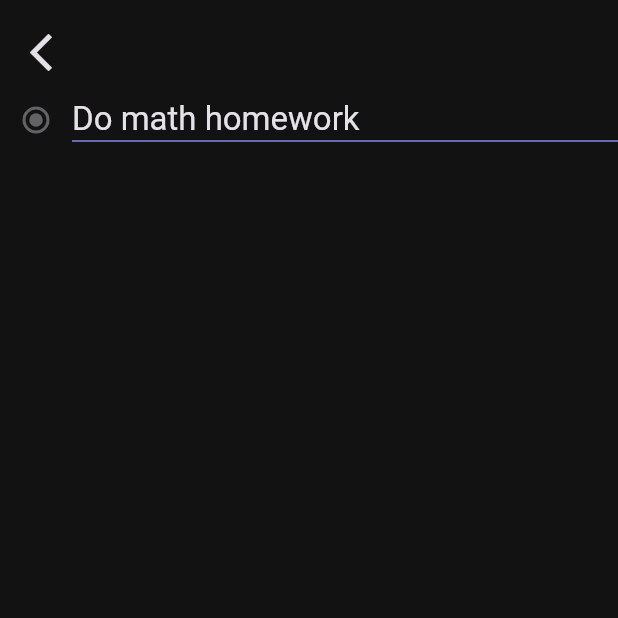
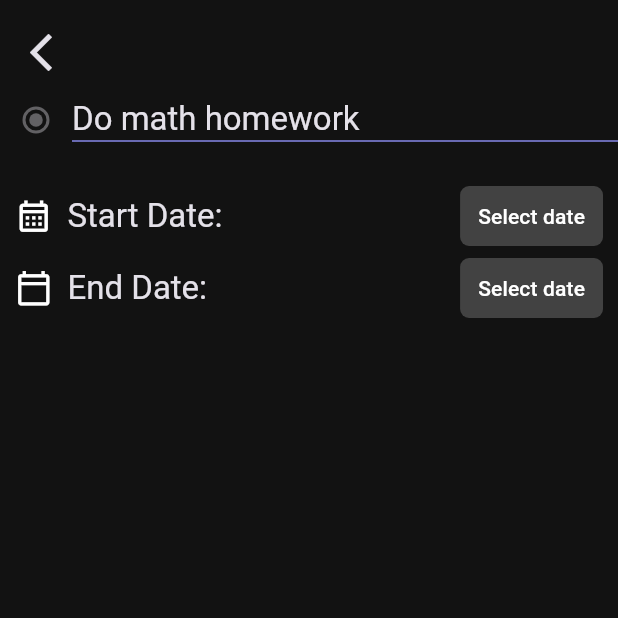
Before and after one commit to MajidiyM/todoListApp, a Flutter app: the DetailedTaskScreen screen opened by its route, on a phone screen of 412 x 824 dp, the top half of it. Run offline on Flutter 3.47's test engine with Material 3 defaults, Android fonts, the phone set to English and light mode, and no system bars; our stand-ins replace auto_route, syncfusion_flutter_datepicker.

Commit message:
[+] DatePicker
Добавлен Start Date & End Date

```diff
--- a/lib/screens/detailed_task_screen/view/detailed_task_screen.dart
+++ b/lib/screens/detailed_task_screen/view/detailed_task_screen.dart
@@ -1,9 +1,21 @@
 import 'package:auto_route/annotations.dart';
 import 'package:flutter/material.dart';
+import 'package:intl/intl.dart';
+import 'package:syncfusion_flutter_datepicker/datepicker.dart';
+
+import '../widgets/widgets.dart';
 
 @RoutePage()
-class DetailedTaskScreen extends StatelessWidget {
+class DetailedTaskScreen extends StatefulWidget {
   const DetailedTaskScreen({super.key});
+
+  @override
+  _DetailedTaskScreenState createState() => _DetailedTaskScreenState();
+}
+
+class _DetailedTaskScreenState extends State<DetailedTaskScreen> {
+  DateTime? _startDate;
+  DateTime? _endDate;
 
   @override
   Widget build(BuildContext context) {
@@ -24,15 +36,13 @@ class DetailedTaskScreen extends StatelessWidget {
                 ),
               ),
             ),
+            // Task text
             SliverToBoxAdapter(
               child: Row(
                 children: [
                   Radio(value: null, groupValue: null, onChanged: null),
                   Expanded(
-                    child: Column(
-                      crossAxisAlignment: CrossAxisAlignment.start,
-                      children: [
-                        Container(
+                    child: Container(
                       decoration: BoxDecoration(
                         border: Border(
                           bottom: BorderSide(
@@ -43,10 +53,68 @@ class DetailedTaskScreen extends StatelessWidget {
                       ),
                       child: TaskContent(),
                     ),
+                  ),
                 ],
               ),
             ),
+            // SizedBox
+            SliverToBoxAdapter(
+              child: SizedBox(
+                height: 16.0,
+              ),
+            ),
+            // Start Date
+            SliverToBoxAdapter(
+              child: Padding(
+                padding: const EdgeInsets.symmetric(horizontal: 10),
+                child: Row(
+                  mainAxisAlignment: MainAxisAlignment.start,
+                  children: [
+                    Icon(
+                      Icons.calendar_month_outlined,
+                      size: 25,
+                    ),
+                    SizedBox(
+                      width: 10,
+                    ),
+                    Text(
+                      "Start Date:",
+                      style: theme.textTheme.titleLarge,
+                    ),
+                    Spacer(),
+                    DatePickerButton(
+                      displayText: _formatDate(_startDate),
+                      onPressed: () => _showDateRangePicker(context),
+                    ),
                   ],
+                ),
+              ),
+            ),
+            // End Date
+            SliverToBoxAdapter(
+              child: Padding(
+                padding: const EdgeInsets.symmetric(horizontal: 10.0),
+                child: Row(
+                  mainAxisAlignment: MainAxisAlignment.start,
+                  children: [
+                    Icon(
+                      Icons.calendar_today_outlined,
+                      size: 25,
+                    ),
+                    SizedBox(
+                      width: 10,
+                    ),
+                    Text(
+                      "End Date:",
+                      style: theme.textTheme.titleLarge,
+                    ),
+                    Spacer(),
+                    DatePickerButton(
+                      displayText: _formatDate(_endDate),
+                      onPressed: () => _showDateRangePicker(context),
+                    ),
+                  ],
+                ),
               ),
             ),
           ],
@@ -54,76 +122,41 @@ class DetailedTaskScreen extends StatelessWidget {
       ),
     );
   }
-}
 
-class TaskContent extends StatefulWidget {
-  TaskContent({super.key});
-
-  @override
-  State<TaskContent> createState() => _TaskContentState();
-}
-
-class _TaskContentState extends State<TaskContent> {
-  bool isTaskEditing = false;
-
-  final TextEditingController _taskController =
-      TextEditingController(text: "Do math homework");
-
-  final FocusNode _focusNode = FocusNode();
-
-  @override
-  void initState() {
-    _focusNode.addListener(() {
-      if (!_focusNode.hasFocus) {
+  Future<void> _showDateRangePicker(BuildContext context) async {
+    final theme = Theme.of(context);
+    await showDialog(
+      context: context,
+      builder: (context) => AlertDialog(
+        backgroundColor: Color(0xFF2f2d38),
+        title: Text("Select Start and End Dates"),
+        content: SizedBox(
+          height: 300,
+          width: 350,
+          child: SfDateRangePicker(
+            selectionMode: DateRangePickerSelectionMode.range,
+            onSelectionChanged: (DateRangePickerSelectionChangedArgs args) {
+              if (args.value is PickerDateRange) {
                 setState(() {
-          isTaskEditing = false;
+                  _startDate = args.value.startDate;
+                  _endDate = args.value.endDate;
                 });
               }
-    });
-    super.initState();
-  }
-
-  @override
-  void dispose() {
-    _taskController.dispose();
-    _focusNode.dispose();
-    super.dispose();
-  }
-
-  @override
-  Widget build(BuildContext context) {
-    final theme = Theme.of(context);
-    return GestureDetector(
-      onTap: () {
-        setState(() {
-          isTaskEditing = true;
-        });
-        _focusNode.requestFocus();
             },
-      child: isTaskEditing
-          ? TextField(
-              decoration: InputDecoration(
-                hintText: "Write task",
-                border: InputBorder.none,
+            showActionButtons: true,
+            onSubmit: (Object? val) {
+              Navigator.pop(context);
+            },
+            onCancel: () {
+              Navigator.pop(context);
+            },
           ),
-              focusNode: _focusNode,
-              style: theme.textTheme.titleLarge,
-              controller: _taskController,
-              keyboardType: TextInputType.multiline,
-              maxLines: null,
-              onSubmitted: (_) {
-                setState(() {
-                  isTaskEditing = false;
-                });
-              },
-            )
-          : Container(
-              width: double.infinity,
-              child: Text(
-                _taskController.text,
-                style: theme.textTheme.titleLarge,
         ),
       ),
     );
   }
+
+  String _formatDate(DateTime? date) {
+    return date != null ? DateFormat('dd/MM/yyyy').format(date) : "Select date";
   }
+}
--- /dev/null
+++ b/lib/screens/detailed_task_screen/widgets/datepicker_button.dart
@@ -0,0 +1,35 @@
+import 'package:flutter/material.dart';
+
+class DatePickerButton extends StatefulWidget {
+  final String displayText;
+  final VoidCallback onPressed;
+
+  const DatePickerButton({
+    Key? key,
+    required this.displayText,
+    required this.onPressed,
+  }) : super(key: key);
+
+  @override
+  State<DatePickerButton> createState() => _DatePickerButtonState();
+}
+
+class _DatePickerButtonState extends State<DatePickerButton> {
+  @override
+  Widget build(BuildContext context) {
+    return TextButton(
+      onPressed: widget.onPressed,
+      style: TextButton.styleFrom(
+        backgroundColor: Colors.grey[800],
+        padding: EdgeInsets.symmetric(horizontal: 12, vertical: 8),
+        shape: RoundedRectangleBorder(
+          borderRadius: BorderRadius.circular(6),
+        ),
+      ),
+      child: Text(
+        widget.displayText,
+        style: TextStyle(color: Colors.white),
+      ),
+    );
+  }
+}
--- /dev/null
+++ b/lib/screens/detailed_task_screen/widgets/task_content.dart
@@ -0,0 +1,73 @@
+import 'package:flutter/material.dart';
+
+class TaskContent extends StatefulWidget {
+  TaskContent({super.key});
+
+  @override
+  State<TaskContent> createState() => _TaskContentState();
+}
+
+class _TaskContentState extends State<TaskContent> {
+  bool isTaskEditing = false;
+
+  final TextEditingController _taskController =
+      TextEditingController(text: "Do math homework");
+
+  final FocusNode _focusNode = FocusNode();
+
+  @override
+  void initState() {
+    _focusNode.addListener(() {
+      if (!_focusNode.hasFocus) {
+        setState(() {
+          isTaskEditing = false;
+        });
+      }
+    });
+    super.initState();
+  }
+
+  @override
+  void dispose() {
+    _taskController.dispose();
+    _focusNode.dispose();
+    super.dispose();
+  }
+
+  @override
+  Widget build(BuildContext context) {
+    final theme = Theme.of(context);
+    return GestureDetector(
+      onTap: () {
+        setState(() {
+          isTaskEditing = true;
+        });
+        _focusNode.requestFocus();
+      },
+      child: isTaskEditing
+          ? TextField(
+              decoration: InputDecoration(
+                hintText: "Write task",
+                border: InputBorder.none,
+              ),
+              focusNode: _focusNode,
+              style: theme.textTheme.titleLarge,
+              controller: _taskController,
+              keyboardType: TextInputType.multiline,
+              maxLines: null,
+              onSubmitted: (_) {
+                setState(() {
+                  isTaskEditing = false;
+                });
+              },
+            )
+          : Container(
+              width: double.infinity,
+              child: Text(
+                _taskController.text,
+                style: theme.textTheme.titleLarge,
+              ),
+            ),
+    );
+  }
+}
--- /dev/null
+++ b/lib/screens/detailed_task_screen/widgets/widgets.dart
@@ -0,0 +1,2 @@
+export 'datepicker_button.dart';
+export 'task_content.dart';
--- a/pubspec.yaml
+++ b/pubspec.yaml
@@ -33,6 +33,7 @@ dependencies:
 
   cupertino_icons: ^1.0.8
   auto_route: ^9.2.2
+  syncfusion_flutter_datepicker: ^27.1.57
 
 
 dev_dependencies:
```
Also changed, not shown: pubspec.lock. Lines whose indentation alone changed are shown as unchanged.
